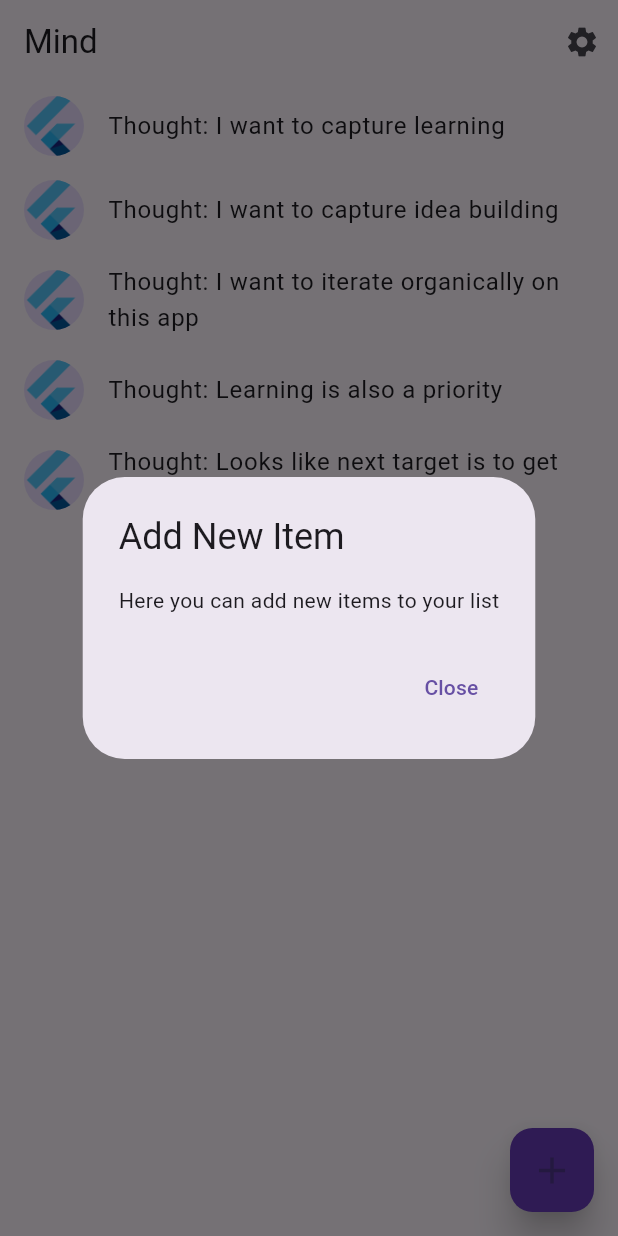
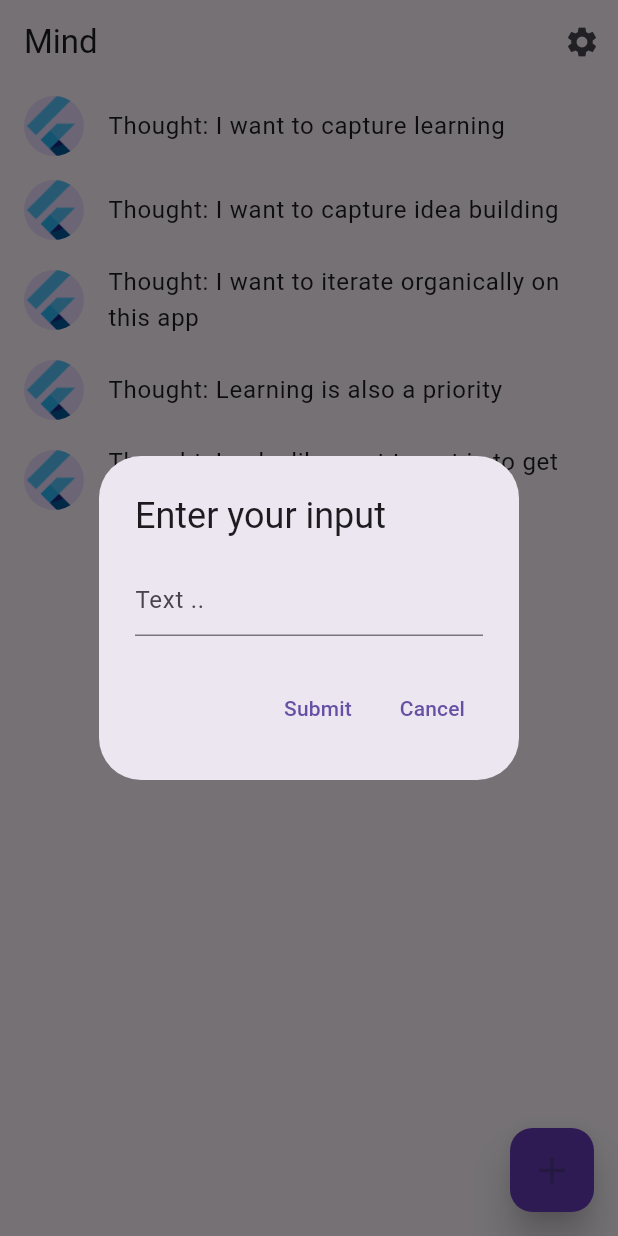
Before and after one commit to Jakob37/Mind-in-Flutter, a Flutter app: the screen it shows after launch, after a tap on the "add" icon, on a phone screen of 412 x 824 dp. Run offline on Flutter 3.47's test engine with Material 3 defaults, Android fonts, the phone set to English and light mode, and no system bars; generated files the repository leaves out were written again.

Commit message:
Input modal runs

```diff
--- a/lib/src/sample_feature/sample_item_list_view.dart
+++ b/lib/src/sample_feature/sample_item_list_view.dart
@@ -81,24 +81,60 @@ class SampleItemListView extends StatelessWidget {
           child: const Icon(Icons.add, size: 30)),
     );
   }
-}
 
   void _showModal(BuildContext context) {
     showDialog(
       context: context,
-    builder: (BuildContext context) {
+      builder: (BuildContext context) => _InputModal(
+        onSubmitted: (value) {
+          print("Received input: $value");
+        },
+      ),
+    );
+  }
+}
+
+class _InputModal extends StatefulWidget {
+  final Function(String) onSubmitted;
+
+  const _InputModal({Key? key, required this.onSubmitted}) : super(key: key);
+
+  @override
+  _InputModalState createState() => _InputModalState();
+}
+
+class _InputModalState extends State<_InputModal> {
+  final TextEditingController _controller = TextEditingController();
+
+  @override
+  Widget build(BuildContext context) {
     return AlertDialog(
-        title: const Text("Add New Item"),
-        content: const Text("Here you can add new items to your list"),
-        actions: <Widget>[
+      title: const Text("Enter your input"),
+      content: TextField(
+        controller: _controller,
+        decoration: const InputDecoration(hintText: "Text .."),
+      ),
+      actions: [
         TextButton(
-            child: const Text('Close'),
+          onPressed: () {
+            widget.onSubmitted(_controller.text);
+            Navigator.of(context).pop();
+          },
+          child: const Text('Submit'),
+        ),
+        TextButton(
           onPressed: () {
             Navigator.of(context).pop();
           },
+          child: const Text('Cancel'),
         ),
       ],
     );
-    },
-  );
   }
+
+  @override
+  void dispose() {
+    _controller.dispose();
+    super.dispose();
+  }
+}
```
Lines whose indentation alone changed are shown as unchanged.
